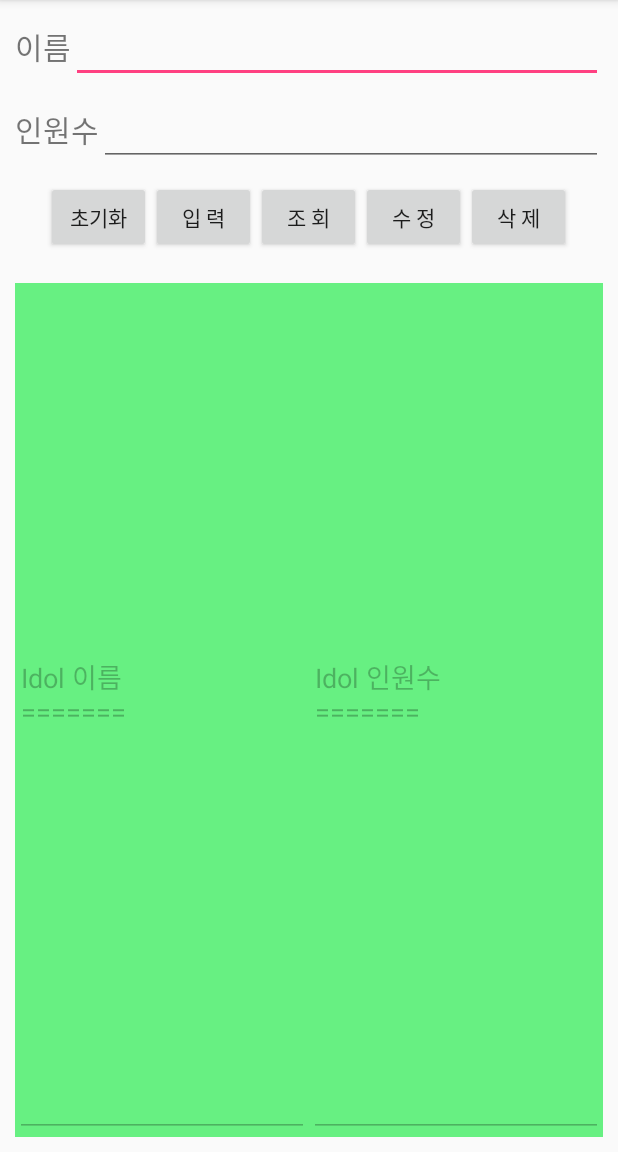
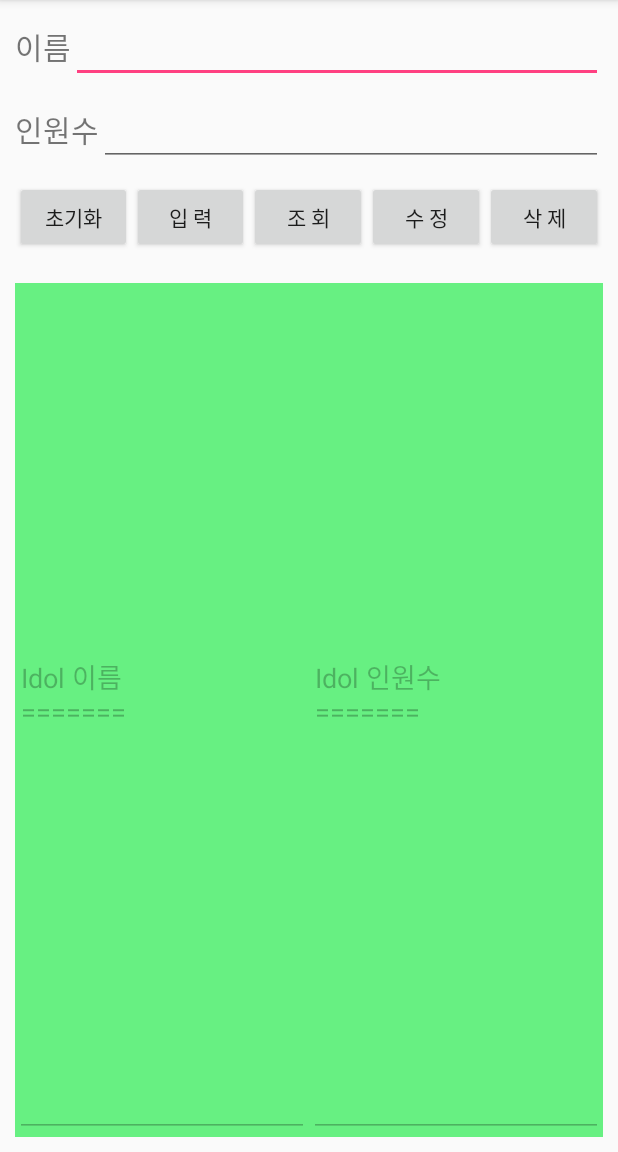
Before and after one commit to Kimsoeon/DBEx, an Android app: the screen it shows after launch (MainActivity), after a tap on "조 회", on a phone screen of 412 x 824 dp, the part 84-1236 px from its top. Run offline under Robolectric (Android 15) with nearby library versions, the phone set to English and light mode, and no system bars.

Commit message:
#8 Button modifiy

```diff
--- a/app/src/main/java/soeonkim/kr/hs/emirim/dbex/MainActivity.java
+++ b/app/src/main/java/soeonkim/kr/hs/emirim/dbex/MainActivity.java
@@ -55,24 +55,13 @@ public class MainActivity extends AppCompatActivity {
                 Toast.makeText(MainActivity.this,"저장됨",Toast.LENGTH_LONG).show();
                 edit_group_name.setText("");
                 edit_group_count.setText("");
+                selectTable();
             }
         });
         but_select.setOnClickListener(new View.OnClickListener() {
             @Override
             public void onClick(View v) {
-                sqlDB = myHelper.getReadableDatabase();
-                String sql = "select * from idolTable";
-                Cursor cursor = sqlDB.rawQuery(sql, null);
-                String names = "Idol 이름" + "\r\n" + "=======" + "\r\n";
-                String counts = "Idol 인원수" + "\r\n" + "=======" + "\r\n";
-                while(cursor.moveToNext()){
-                    names += cursor.getString(0)+ "\r\n"; //첫번째 컬럼이 index 0
-                    counts += cursor.getInt(1)+ "\r\n";
-                }
-                edit_result_name.setText(names);
-                edit_result_count.setText(counts);
-                cursor.close();
-                sqlDB.close();
+               selectTable();
             }
         });
         but_update.setOnClickListener(new View.OnClickListener() {
@@ -85,6 +74,7 @@ public class MainActivity extends AppCompatActivity {
                 Toast.makeText(MainActivity.this,"수정됨",Toast.LENGTH_LONG).show();
                 edit_group_name.setText("");
                 edit_group_count.setText("");
+                selectTable();
             }
         });
         but_delete.setOnClickListener(new View.OnClickListener() {
@@ -97,9 +87,26 @@ public class MainActivity extends AppCompatActivity {
                 Toast.makeText(MainActivity.this,"삭제됨",Toast.LENGTH_LONG).show();
                 edit_group_name.setText("");
                 edit_group_count.setText("");
+                selectTable();
             }
         });
+        selectTable();
 
+    }
+    public void selectTable(){
+        sqlDB = myHelper.getReadableDatabase();
+        String sql = "select * from idolTable";
+        Cursor cursor = sqlDB.rawQuery(sql, null);
+        String names = "Idol 이름" + "\r\n" + "=======" + "\r\n";
+        String counts = "Idol 인원수" + "\r\n" + "=======" + "\r\n";
+        while(cursor.moveToNext()){
+            names += cursor.getString(0)+ "\r\n"; //첫번째 컬럼이 index 0
+            counts += cursor.getInt(1)+ "\r\n";
+        }
+        edit_result_name.setText(names);
+        edit_result_count.setText(counts);
+        cursor.close();
+        sqlDB.close();
     }
     //내부 클래스 생성(Main액티비티에 있는 멤버 필드 사용 가능 = > 코드가 쉬워짐
     class MyDBHelper extends SQLiteOpenHelper{
@@ -121,4 +128,5 @@ public class MainActivity extends AppCompatActivity {
             onCreate(db);
         }
     }
+
 }
--- a/app/src/main/res/layout/activity_main.xml
+++ b/app/src/main/res/layout/activity_main.xml
@@ -50,29 +50,34 @@
       >
         <Button
             android:id="@+id/but_init"
-            android:layout_width="70dp"
+            android:layout_width="0dp"
             android:layout_height="wrap_content"
+            android:layout_weight="1"
             android:text="초기화"/>
         <Button
             android:id="@+id/but_insert"
-            android:layout_width="70dp"
+            android:layout_width="0dp"
             android:layout_height="wrap_content"
+            android:layout_weight="1"
             android:text="입 력"/>
         <Button
             android:id="@+id/but_select"
-            android:layout_width="70dp"
+            android:layout_width="0dp"
             android:layout_height="wrap_content"
+            android:layout_weight="1"
             android:text="조 회"/>
         <Button
             android:id="@+id/but_update"
-            android:layout_width="70dp"
+            android:layout_width="0dp"
             android:layout_height="wrap_content"
+            android:layout_weight="1"
             android:text="수 정"
             />
         <Button
             android:id="@+id/but_delete"
-            android:layout_width="70dp"
+            android:layout_width="0dp"
             android:layout_height="wrap_content"
+            android:layout_weight="1"
             android:text="삭 제"
             />
     </LinearLayout>
```
